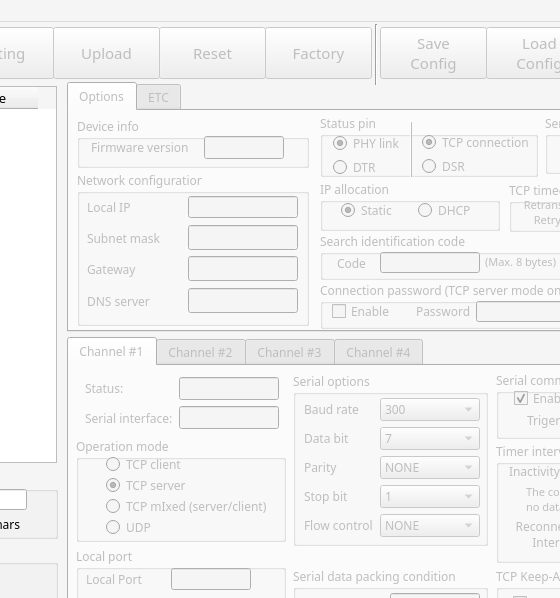
Above: gui/wizconfig_gui.ui from Wiznet/WIZnet-S2E-Tool-GUI before the change; both pictures show x 173 to 733 and y 0 to 598 of the 900 by 720 pixel window. Below: the same form after it.
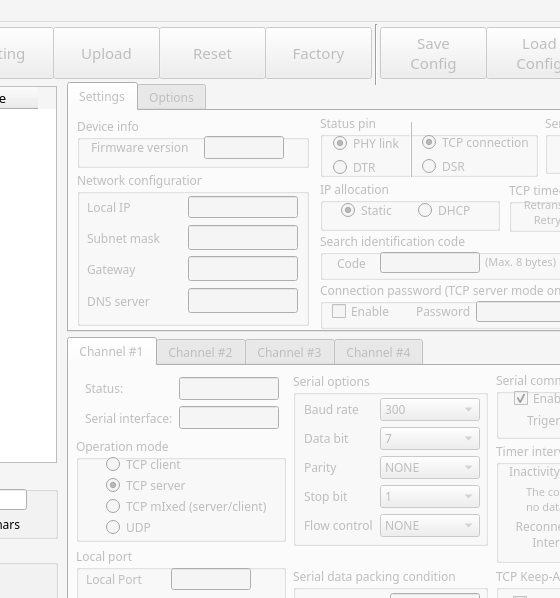
That is the form after the change. Icons and pictures are not drawn.

Commit message: v0.4.1 beta add exception handling for setting

Diff of the .ui file:
```diff
--- a/gui/wizconfig_gui.ui
+++ b/gui/wizconfig_gui.ui
@@ -404,7 +404,7 @@
       <property name="title">
        <string>Serial options</string>
       </property>
-      <widget class="QWidget" name="">
+      <widget class="QWidget" name="layoutWidget">
        <property name="geometry">
         <rect>
          <x>11</x>
@@ -4863,7 +4863,7 @@
       <bool>false</bool>
      </property>
      <attribute name="title">
-      <string>Options</string>
+      <string>Settings</string>
      </attribute>
      <widget class="QGroupBox" name="status_4">
       <property name="geometry">
@@ -5829,7 +5829,7 @@
     </widget>
     <widget class="QWidget" name="etc_tab">
      <attribute name="title">
-      <string>ETC</string>
+      <string>Options</string>
      </attribute>
      <widget class="QGroupBox" name="groupBox_2">
       <property name="geometry">
```
Left out of the diff: 8 changed lines with no effect on the pictures. The commit also changes 2 other files.
